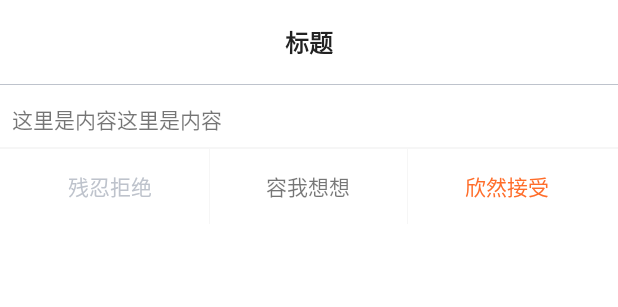
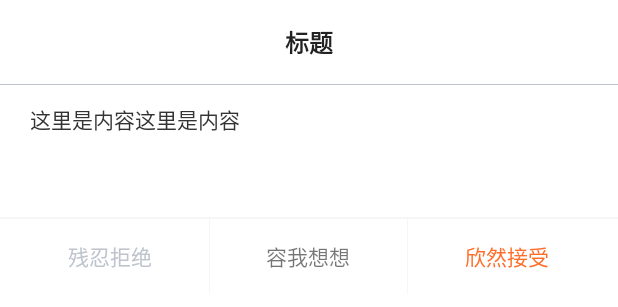
Before and after one commit to TinloneX/BaseNormalMVP, an Android app: the layout dialog_do_progress.xml on its own in the app's theme, with its tools: preview values and no code run, on a phone screen of 412 x 824 dp. Shown: the top 307 px of the screen. Run offline under Robolectric (Android 15) with nearby library versions, the phone set to English and light mode, and no system bars; network calls fail.

Commit message:
修复弹窗展示异常，替换测试下载路径

```diff
--- a/app/src/main/res/layout/dialog_do_progress.xml
+++ b/app/src/main/res/layout/dialog_do_progress.xml
@@ -42,6 +42,10 @@
         android:layout_width="0dp"
         android:layout_height="wrap_content"
         android:layout_marginTop="12dp"
+        android:minHeight="40dp"
+        android:paddingStart="12dp"
+        android:paddingEnd="12dp"
+        android:textColor="#333"
         android:typeface="normal"
         app:layout_constraintEnd_toEndOf="@+id/tv_title"
         app:layout_constraintStart_toStartOf="@+id/tv_title"
@@ -64,13 +68,12 @@
         android:layout_width="0dp"
         android:layout_height="50dp"
         android:layout_marginStart="8dp"
-        android:layout_marginTop="9dp"
         android:layout_marginEnd="8dp"
         android:orientation="horizontal"
         app:layout_constraintBottom_toBottomOf="parent"
         app:layout_constraintEnd_toEndOf="parent"
         app:layout_constraintStart_toStartOf="parent"
-        app:layout_constraintTop_toBottomOf="@+id/tv_content">
+        app:layout_constraintTop_toBottomOf="@+id/tv_line2">
 
         <TextView
             android:id="@+id/tv_left"
@@ -123,7 +126,7 @@
         android:layout_marginBottom="8dp"
         android:gravity="center_vertical"
         android:orientation="horizontal"
-        android:visibility="gone"
+        android:visibility="invisible"
         app:layout_constraintBottom_toTopOf="@+id/tv_line2"
         app:layout_constraintEnd_toEndOf="parent"
         app:layout_constraintStart_toStartOf="parent"
```
Also changed, not shown: app/src/main/java/com/company/project/activity/MainActivity.java (+9 -11 lines), app/src/main/java/com/company/project/widget/TMessageDialog.java (+7 -2 lines), app/src/main/res/layout/item_guide_image.xml (+13 -0 lines).
